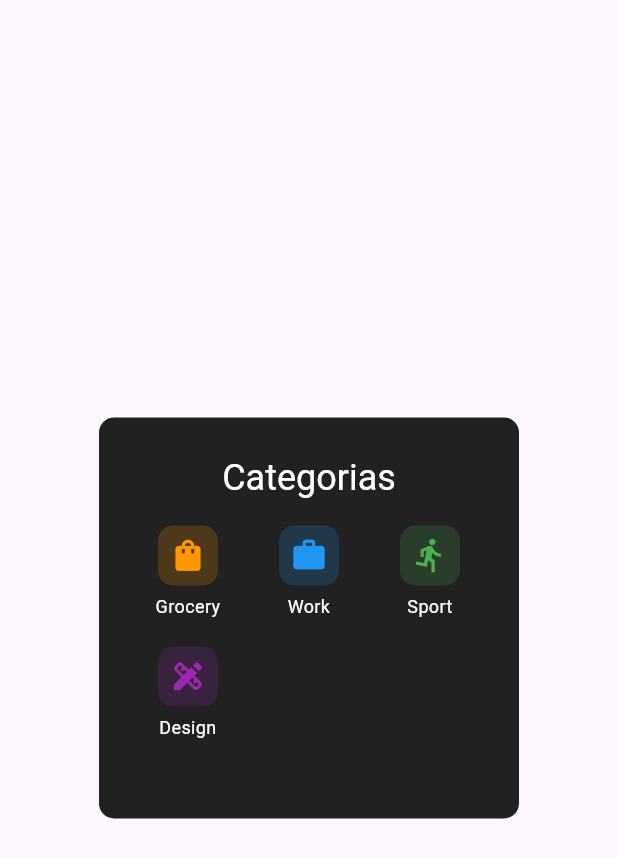
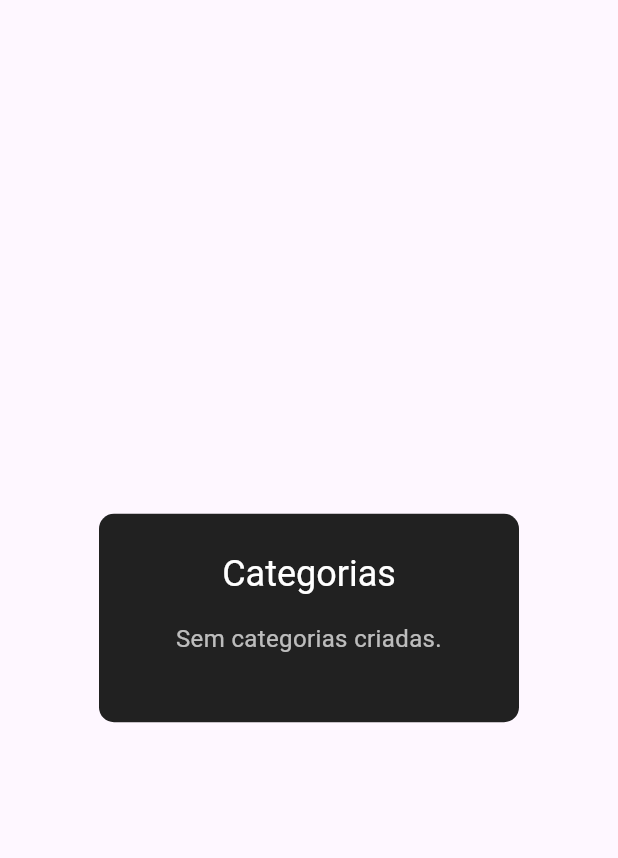
Before and after one commit to Isaluh/flutterToDo, a Flutter app: the ModalCategoria widget shown alone on an empty page, opened directly with empty values, on a phone screen of 412 x 824 dp. Shown: the top 858 px of the screen. Run offline on Flutter 3.47's test engine with Material 3 defaults, Android fonts, the phone set to English and light mode, and no system bars; our stand-ins replace flutter_colorpicker, hive, hive_flutter, local_auth, shared_preferences; missing offline and left inert: flutter_iconpicker; accounts and stored records are empty.

Commit message:
add mts coisas

```diff
--- a/lib/components/categoria_modal.dart
+++ b/lib/components/categoria_modal.dart
@@ -2,23 +2,31 @@ import 'package:flutter/material.dart';
 import 'package:provider/provider.dart';
 import 'package:to_do_app/components/botoes.dart';
 import 'package:to_do_app/providers/categorias.dart';
+import 'package:to_do_app/providers/persistencia/categoria.dart';
 
 class ModalCategoria extends StatelessWidget {
   const ModalCategoria({
     super.key,
     required this.buttonNewCategoria,
     required this.onPressedNewCategory,
+    this.onEditCategory,
   });
 
   final bool buttonNewCategoria;
   final VoidCallback onPressedNewCategory;
+  final void Function(Categoria)? onEditCategory;
 
-  Widget _buildCategoryIcon(Categoria categoria) {
+  Widget _buildCategoryIcon(BuildContext context, Categoria categoria) {
     return Column(
       children: [
         InkWell(
           onTap: () {
-            print(categoria.name);
+            if (buttonNewCategoria) {
+              onEditCategory?.call(categoria);
+              Navigator.of(context).pop();
+            } else {
+              Navigator.of(context).pop(categoria);
+            }
           },
           child: Container(
             width: 40,
@@ -62,15 +70,21 @@ class ModalCategoria extends StatelessWidget {
         child: Column(
           mainAxisSize: MainAxisSize.min,
           children: [
-            GridView.count(
+            categorias.isNotEmpty
+              ? GridView.count(
                   shrinkWrap: true,
                   physics: const NeverScrollableScrollPhysics(),
                   crossAxisCount: 3,
                   mainAxisSpacing: 10,
                   crossAxisSpacing: 10,
                   children: categorias.map((categoria) {
-                return _buildCategoryIcon(categoria);
+                    return _buildCategoryIcon(context, categoria);
                   }).toList(),
+                )
+              : const Text(
+                  "Sem categorias criadas.",
+                  style: TextStyle(color: Colors.white70, fontSize: 16),
+                  textAlign: TextAlign.center,
                 ),
             const SizedBox(height: 20),
             if (buttonNewCategoria)
--- a/lib/providers/categorias.dart
+++ b/lib/providers/categorias.dart
@@ -1,34 +1,39 @@
 import 'package:flutter/material.dart';
-
-class Categoria {
-  final String name;
-  final IconData icon;
-  final Color color;
-
-  Categoria({
-    required this.name,
-    required this.icon,
-    required this.color,
-  });
-}
+import 'package:hive_flutter/hive_flutter.dart';
+import 'package:to_do_app/providers/persistencia/categoria.dart';
 
 class CategoriaProvider with ChangeNotifier {
-  final List<Categoria> _categorias = [
-    Categoria(name: 'Grocery', icon: Icons.shopping_bag, color: Colors.orange),
-    Categoria(name: 'Work', icon: Icons.work, color: Colors.blue),
-    Categoria(name: 'Sport', icon: Icons.directions_run, color: Colors.green),
-    Categoria(name: 'Design', icon: Icons.design_services, color: Colors.purple),
-  ];
+  List<Categoria> _categorias = [];
+  late Box<Categoria> _categoriasBox;
+
+  CategoriaProvider() {
+    _initHive();
+  }
+
+  Future<void> _initHive() async {
+    _categoriasBox = await Hive.openBox<Categoria>('categorias');
+
+    _categorias = _categoriasBox.values.toList();
+    notifyListeners();
+  }
 
   List<Categoria> get categories => _categorias;
 
   void addCategoria(String name, IconData icon, Color color) {
-    _categorias.add(Categoria(name: name, icon: icon, color: color));
+    final novaCategoria = Categoria.create(name: name, icon: icon, color: color);
+
+    _categoriasBox.add(novaCategoria);
+    _categorias.add(novaCategoria);
     notifyListeners();
   }
 
   void removeCategoria(Categoria categoria) {
-    _categorias.remove(categoria);
-    notifyListeners();
+    final index = _categorias.indexOf(categoria);
+
+    if (index != -1) {
+      _categoriasBox.deleteAt(index);
+      _categorias.removeAt(index);
+      notifyListeners();
+    }
   }
 }
--- /dev/null
+++ b/lib/providers/persistencia/categoria.dart
@@ -0,0 +1,33 @@
+// providers/persistencia/categoria.dart
+import 'package:flutter/material.dart';
+import 'package:hive/hive.dart';
+part 'categoria.g.dart';
+
+@HiveType(typeId: 0)
+class Categoria {
+  @HiveField(0)
+  final String name;
+
+  @HiveField(1)
+  final int iconCodePoint;
+
+  @HiveField(2)
+  final int colorValue;
+
+  Categoria({
+    required this.name,
+    required this.iconCodePoint,
+    required this.colorValue,
+  });
+
+  Categoria.create({
+    required this.name,
+    required IconData icon,
+    required Color color,
+  }) :
+    iconCodePoint = icon.codePoint,
+    colorValue = color.value;
+
+  IconData get icon => IconData(iconCodePoint, fontFamily: 'MaterialIcons');
+  Color get color => Color(colorValue);
+}
--- /dev/null
+++ b/lib/providers/persistencia/user.dart
@@ -0,0 +1,13 @@
+import 'package:hive/hive.dart';
+part 'user.g.dart';
+
+@HiveType(typeId: 1)
+class User {
+  @HiveField(0)
+  String username;
+
+  @HiveField(1)
+  String password;
+
+  User({required this.username, required this.password});
+}
--- a/pubspec.yaml
+++ b/pubspec.yaml
@@ -34,7 +34,9 @@ dependencies:
   provider: ^6.0.5
   local_auth: ^2.1.8
   flutter_colorpicker: ^1.1.0
-  flutter_iconpicker: any
+  flutter_iconpicker: ^4.0.1
+  hive: ^2.0.4
+  hive_flutter: ^1.1.0
 
 
   # The following adds the Cupertino Icons font to your application.
@@ -44,6 +46,8 @@ dependencies:
 dev_dependencies:
   flutter_test:
     sdk: flutter
+  build_runner: ^2.4.9
+  hive_generator: ^2.0.1
 
   # The "flutter_lints" package below contains a set of recommended lints to
   # encourage good coding practices. The lint set provided by the package is
```
Also changed, not shown: lib/components/new_categoria_model.dart (+91 -34 lines), lib/main.dart (+9 -1 lines), lib/pages/home.dart (+16 -4 lines), lib/providers/users.dart (+23 -4 lines), lib/providers/persistencia/categoria.g.dart (added), lib/providers/persistencia/user.g.dart (added), pubspec.lock, 1 other file. Lines whose indentation alone changed are shown as unchanged.
